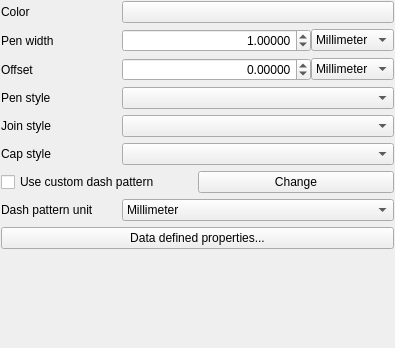
Above: src/ui/symbollayer/widget_simpleline.ui from qgis/QGIS before the change. Below: the same form after it.
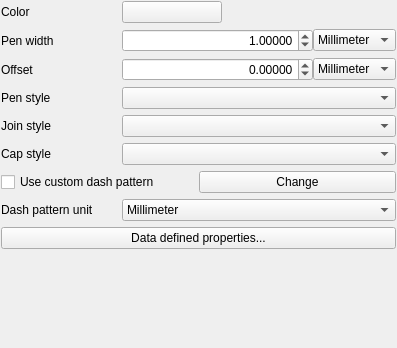
That is the form after the change. Custom widgets are drawn as their Qt base class.

```diff
--- a/src/ui/symbollayer/widget_simpleline.ui
+++ b/src/ui/symbollayer/widget_simpleline.ui
@@ -6,7 +6,7 @@
    <rect>
     <x>0</x>
     <y>0</y>
-    <width>395</width>
+    <width>397</width>
     <height>348</height>
    </rect>
   </property>
@@ -14,6 +14,12 @@
    <string>Form</string>
   </property>
   <layout class="QFormLayout" name="formLayout">
+   <property name="fieldGrowthPolicy">
+    <enum>QFormLayout::AllNonFixedFieldsGrow</enum>
+   </property>
+   <property name="labelAlignment">
+    <set>Qt::AlignLeading|Qt::AlignLeft|Qt::AlignTop</set>
+   </property>
    <property name="horizontalSpacing">
     <number>28</number>
    </property>
@@ -35,6 +41,18 @@
        <verstretch>0</verstretch>
       </sizepolicy>
      </property>
+     <property name="minimumSize">
+      <size>
+       <width>100</width>
+       <height>0</height>
+      </size>
+     </property>
+     <property name="maximumSize">
+      <size>
+       <width>100</width>
+       <height>16777215</height>
+      </size>
+     </property>
      <property name="text">
       <string/>
      </property>
```
